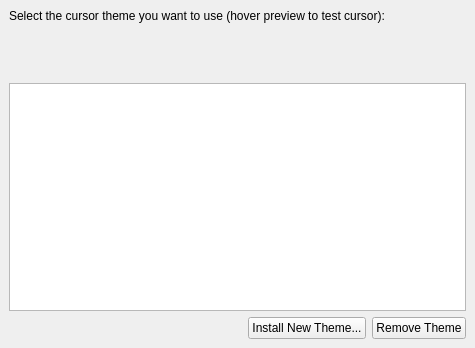
Old version of the form kcontrol/input/xcursor/themepage.ui in the repository mgottschlag/kwin-tiling.
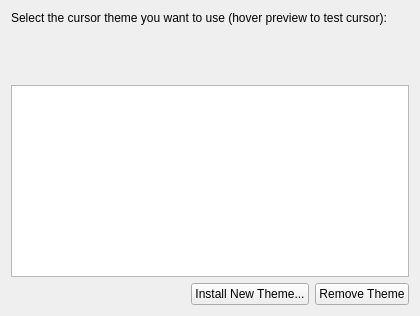
New version of the form. Custom widgets are drawn as their Qt base class.

The edit to the form file:
```diff
--- a/kcontrol/input/xcursor/themepage.ui
+++ b/kcontrol/input/xcursor/themepage.ui
@@ -1,24 +1,10 @@
 <ui version="4.0" >
  <class>ThemePage</class>
  <widget class="QWidget" name="ThemePage" >
-  <property name="geometry" >
-   <rect>
-    <x>0</x>
-    <y>0</y>
-    <width>475</width>
-    <height>348</height>
-   </rect>
-  </property>
   <property name="windowTitle" >
    <string>Form</string>
   </property>
   <layout class="QGridLayout" >
-   <property name="margin" >
-    <number>9</number>
-   </property>
-   <property name="spacing" >
-    <number>6</number>
-   </property>
    <item row="3" column="0" >
     <spacer>
      <property name="orientation" >
@@ -66,9 +52,7 @@
    <item row="1" column="0" colspan="3" >
     <widget class="PreviewWidget" native="1" name="preview" >
      <property name="sizePolicy" >
-      <sizepolicy>
-       <hsizetype>5</hsizetype>
-       <vsizetype>5</vsizetype>
+      <sizepolicy vsizetype="Preferred" hsizetype="Preferred" >
        <horstretch>0</horstretch>
        <verstretch>0</verstretch>
       </sizepolicy>
```
